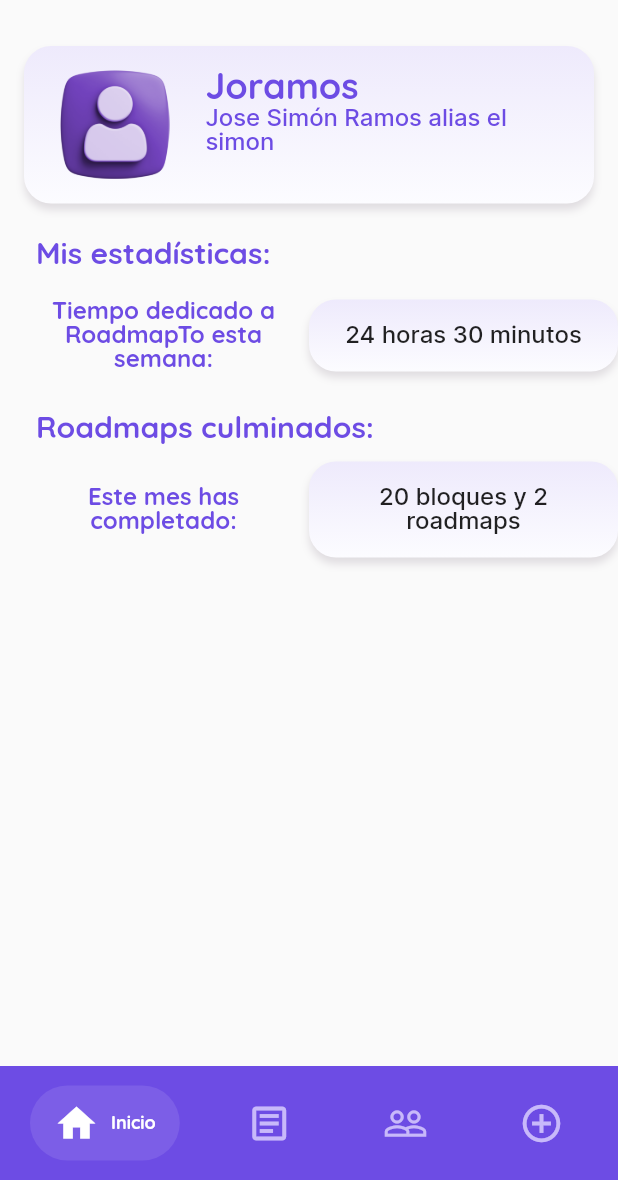
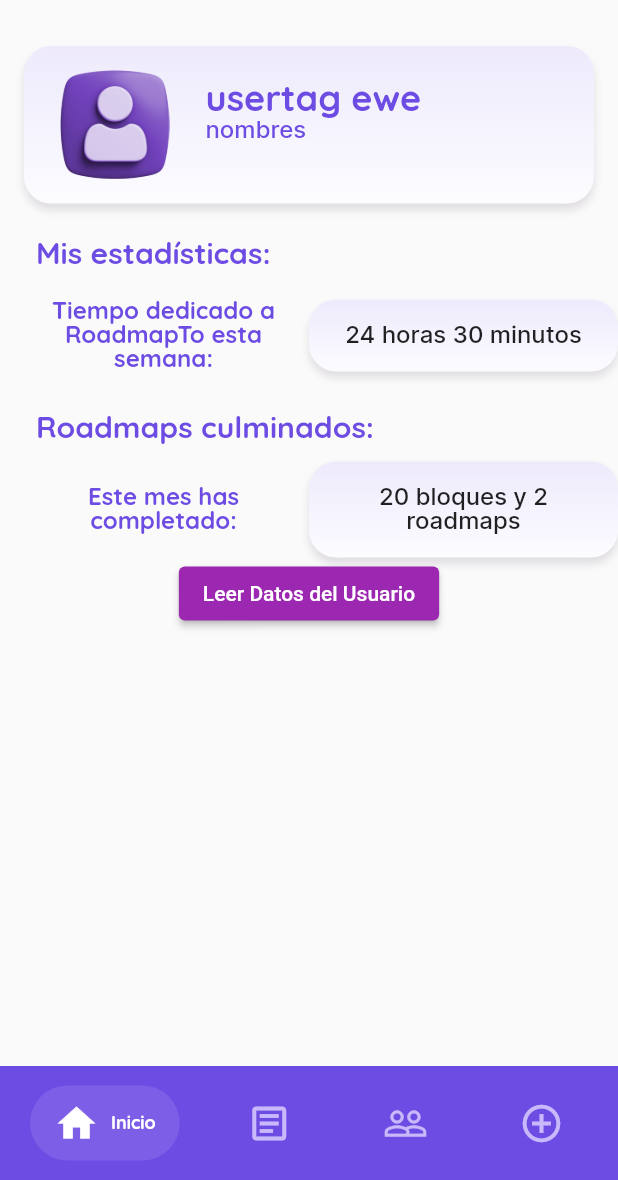
Before and after one commit to SimonRamos88/Aristeia, a Flutter app: the HomeScreen screen opened by its route, on a phone screen of 412 x 824 dp, the part 56-1236 px from its top. Run offline on Flutter 3.47's test engine with Material 2 defaults, Android fonts, the phone set to English and light mode, and no system bars; drawn by our look-alikes of salomon_bottom_bar; our stand-ins replace auto_route, cloud_firestore, firebase_auth, firebase_core, gradient_borders; missing offline and left inert: dart:ffi; accounts and stored records are empty.

Commit message:
Autenticacion Firme y presente

```diff
--- a/lib/features/home_screen.dart
+++ b/lib/features/home_screen.dart
@@ -9,16 +9,35 @@ import 'package:aristeia_app/core/widgets/info_card.dart';
 import 'package:auto_route/auto_route.dart';
 import 'package:firebase_auth/firebase_auth.dart';
 import 'package:flutter/material.dart';
+import 'package:cloud_firestore/cloud_firestore.dart';
 
 @RoutePage()
-class HomeScreen extends StatelessWidget {
+class HomeScreen extends StatefulWidget{
   HomeScreen({super.key});
+
+  State<HomeScreen> createState() => _HomeScreenState();
+
+}
+class _HomeScreenState extends State<HomeScreen> {
   static final gradients = AppGradients();
 
   final User? user = Auth().currentUser;
-
+  String usertag= 'usertag ewe';
+  String usernames= 'nombres';
   Future<void> signOut() async {
     await Auth().signOut();
+    print("deslogeado");
+  }
+
+
+  Future<void> readUserData() async{
+    final docUser= FirebaseFirestore.instance.collection('usuarios').doc(user?.uid);
+    final queryU = await docUser.get();
+    setState(() {
+      usertag= queryU.get('usertag');
+      usernames= queryU.get('nombres');
+    });
+    print('funciono');
   }
 
   @override
@@ -51,13 +70,13 @@ class HomeScreen extends StatelessWidget {
                   crossAxisAlignment: CrossAxisAlignment.start,
                   mainAxisAlignment: MainAxisAlignment.spaceBetween,
                   children: [
-                    Text('Joramos',
+                    Text(usertag ?? "usertag",
                         maxLines: 2,
                         overflow: TextOverflow.ellipsis,
                         softWrap: true,
                         style: heading2bStyle.copyWith(
                             color: Theme.of(context).primaryColor)),
-                    Text('Jose Simón Ramos alias el simon',
+                    Text( usernames ?? 'Nombres',
                         maxLines: 2,
                         overflow: TextOverflow.ellipsis,
                         softWrap: true,
@@ -132,6 +151,8 @@ class HomeScreen extends StatelessWidget {
             ),
           ],
         ),
+        ElevatedButton(onPressed:() {}//readUserData
+         , child: Text('Leer Datos del Usuario'))
       ]),
     );
   }
--- a/lib/features/splash_screen.dart
+++ b/lib/features/splash_screen.dart
@@ -29,7 +29,6 @@ class _SplashScreenState extends State<SplashScreen> {
 
   route() {
     User? user = Auth().currentUser;
-
     if (user != null) {
       // if user is authenticated we continue
       context.router.replace(const LoggedWrapperRoute());
--- a/lib/main.dart
+++ b/lib/main.dart
@@ -21,7 +21,7 @@ class MyApp extends StatelessWidget {
   @override
   Widget build(BuildContext context) {
     return MaterialApp.router(
-      title: 'MyUnify',
+      title: 'Aristeia',
       theme: ThemeData(
         primaryColor:  colors.mainColor,
         colorScheme: ColorScheme.fromSwatch(
```
Also changed, not shown: lib/features/Recurso/domain/entities/recurso.dart (added, +12 -0 lines), lib/features/register_screen.dart (+37 -13 lines).
